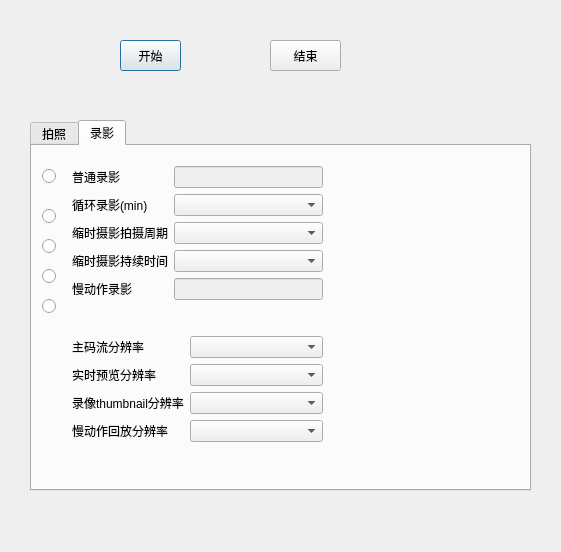
The window that ui/photoandvideo.ui (kdjyljh/remogui) describes before a commit, drawn with Qt 5.
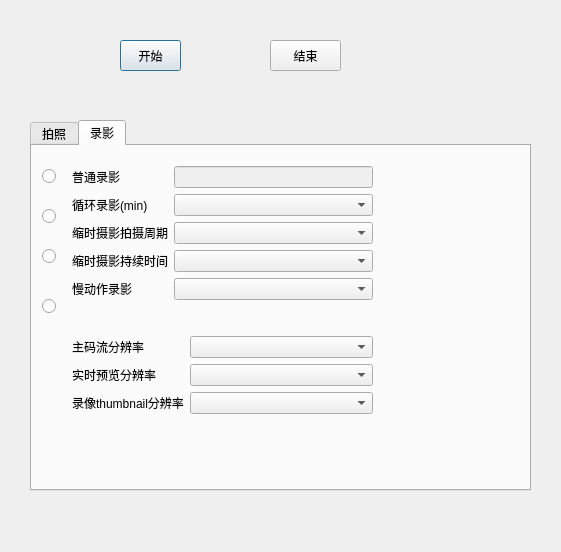
The same window after the commit. The open tabs and pages were chosen to show the change.

The edit to the form file:
```diff
--- a/ui/photoandvideo.ui
+++ b/ui/photoandvideo.ui
@@ -283,7 +283,7 @@
       <rect>
        <x>40</x>
        <y>20</y>
-       <width>251</width>
+       <width>301</width>
        <height>151</height>
       </rect>
      </property>
@@ -330,13 +330,6 @@
         </property>
        </widget>
       </item>
-      <item row="4" column="1">
-       <widget class="QLineEdit" name="LineEdit_video_slowMotion">
-        <property name="enabled">
-         <bool>false</bool>
-        </property>
-       </widget>
-      </item>
       <item row="1" column="1">
        <widget class="QComboBox" name="ComboBox_SubWorkMode_Recode_Loop"/>
       </item>
@@ -346,6 +339,9 @@
       <item row="3" column="1">
        <widget class="QComboBox" name="ComboBox_SubWcorkMode_LapseRec_TotalTime"/>
       </item>
+      <item row="4" column="1">
+       <widget class="QComboBox" name="ComboBox_SlowMotion_Resolution"/>
+      </item>
      </layout>
     </widget>
     <widget class="QRadioButton" name="radioButton_SubWorkMode_Recode_Normal">
@@ -384,20 +380,7 @@
      <property name="geometry">
       <rect>
        <x>10</x>
-       <y>90</y>
-       <width>41</width>
-       <height>21</height>
-      </rect>
-     </property>
-     <property name="text">
-      <string/>
-     </property>
-    </widget>
-    <widget class="QRadioButton" name="radioButton_SubWcorkMode_Recode_Collapses">
-     <property name="geometry">
-      <rect>
-       <x>10</x>
-       <y>120</y>
+       <y>100</y>
        <width>41</width>
        <height>21</height>
       </rect>
@@ -424,7 +407,7 @@
       <rect>
        <x>40</x>
        <y>190</y>
-       <width>251</width>
+       <width>301</width>
        <height>120</height>
       </rect>
      </property>
@@ -456,16 +439,6 @@
         </property>
        </widget>
       </item>
-      <item row="3" column="0">
-       <widget class="QLabel" name="Label_17">
-        <property name="text">
-         <string>慢动作回放分辨率</string>
-        </property>
-       </widget>
-      </item>
-      <item row="3" column="1">
-       <widget class="QComboBox" name="ComboBox_SlowMotion_Resolution"/>
-      </item>
       <item row="2" column="1">
        <widget class="QComboBox" name="ComboBox_Thumbnail_Resolution"/>
       </item>
```
Left out of the diff: 4 changed lines with no effect on the pictures.
